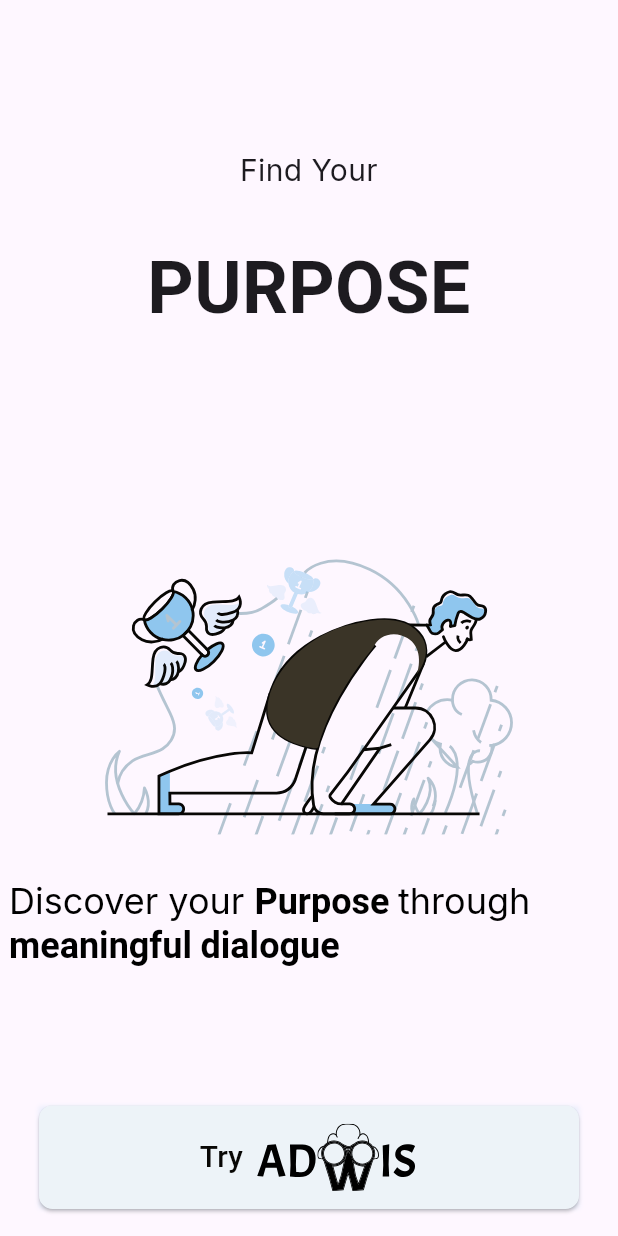
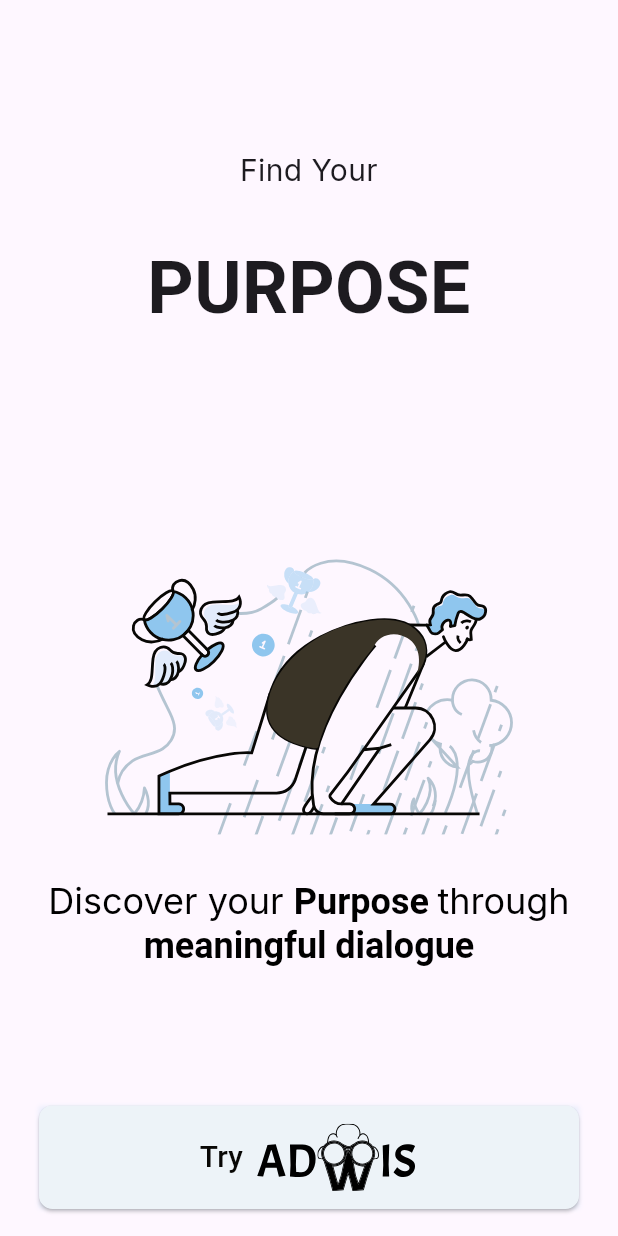
Before and after one commit to wannepain/adwis_frontend, a Flutter app: the screen it shows after launch, on a phone screen of 412 x 824 dp. Run offline on Flutter 3.47's test engine with Material 3 defaults, Android fonts, the phone set to English and light mode, and no system bars; our stand-ins replace flutter_svg, google_fonts; Roboto replaces fonts that are missing (Acme).

Commit message:
Implement dynamic content for onboarding template page based on type

```diff
--- a/lib/pages/onboarding/sub_pages/template_page.dart
+++ b/lib/pages/onboarding/sub_pages/template_page.dart
@@ -10,6 +10,88 @@ class TemplatePage extends StatelessWidget {
 
   @override
   Widget build(BuildContext context) {
+    Widget? paragraph;
+    String title = '';
+    String header = '';
+    String illustration = '';
+    String buttonText = '';
+
+    switch (type.toLowerCase()) {
+      case 'purpose':
+        title = 'Purpose';
+        header = 'Find Your';
+        illustration = 'assets/illustrations/purpose_illustration.svg';
+        buttonText = 'Try';
+        paragraph = RichText(
+          textAlign: TextAlign.center,
+          text: TextSpan(
+            style: TextStyle(
+              fontSize: 24,
+              color: Colors.black,
+              fontFamily: GoogleFonts.inter().fontFamily,
+            ),
+            children: <TextSpan>[
+              TextSpan(text: 'Discover your '),
+              TextSpan(
+                  text: 'Purpose ',
+                  style: const TextStyle(fontWeight: FontWeight.bold)),
+              TextSpan(text: 'through '),
+              TextSpan(
+                  text: 'meaningful dialogue',
+                  style: const TextStyle(fontWeight: FontWeight.bold)),
+            ],
+          ),
+        );
+        break;
+      case 'clarity':
+        title = 'Clarity';
+        header = 'Decide with';
+        illustration = 'assets/illustrations/clarity_illustration.svg';
+        buttonText = 'Ask';
+        paragraph = RichText(
+          textAlign: TextAlign.center,
+          text: TextSpan(
+            style: TextStyle(
+              fontSize: 24,
+              color: Colors.black,
+              fontFamily: GoogleFonts.inter().fontFamily,
+            ),
+            children: <TextSpan>[
+              TextSpan(text: 'Unsure about your '),
+              TextSpan(
+                  text: 'Future ',
+                  style: const TextStyle(fontWeight: FontWeight.bold)),
+              TextSpan(text: '?'),
+            ],
+          ),
+        );
+        break;
+      case 'confidence':
+        title = 'Confident';
+        header = 'Be';
+        illustration = 'assets/illustrations/confident_illustration.svg';
+        buttonText = 'Try';
+        paragraph = RichText(
+          textAlign: TextAlign.center,
+          text: TextSpan(
+            style: TextStyle(
+              fontSize: 24,
+              color: Colors.black,
+              fontFamily: GoogleFonts.inter().fontFamily,
+            ),
+            children: <TextSpan>[
+              TextSpan(text: 'Adwis gives you all the '),
+              TextSpan(
+                  text: 'information ',
+                  style: const TextStyle(fontWeight: FontWeight.bold)),
+              TextSpan(text: 'you need to decide. '),
+            ],
+          ),
+        );
+        break;
+      default:
+    }
+
     return Scaffold(
       body: Column(
         mainAxisSize: MainAxisSize.max,
@@ -21,7 +103,7 @@ class TemplatePage extends StatelessWidget {
               crossAxisAlignment: CrossAxisAlignment.stretch,
               children: [
                 Text(
-                  'Find Your',
+                  header,
                   textAlign: TextAlign.center,
                   style: TextStyle(
                     fontSize: 20,
@@ -30,7 +112,7 @@ class TemplatePage extends StatelessWidget {
                 ),
                 SizedBox(height: 30),
                 Text(
-                  'Purpose'.toUpperCase(),
+                  title.toUpperCase(),
                   textAlign: TextAlign.center,
                   style: TextStyle(
                       fontSize: 48,
@@ -39,50 +121,21 @@ class TemplatePage extends StatelessWidget {
                 ),
                 SizedBox(height: 30),
                 SvgPicture.asset(
-                  "assets/illustrations/purpose_illustration.svg",
+                  illustration,
                   width: 300,
                   height: 300,
                   fit: BoxFit.contain,
                 ),
                 SizedBox(height: 30),
-                // Text(
-                //   "Discover your purpose through meaningful dialogue",
-                //   textAlign: TextAlign.center,
-                //   style: TextStyle(
-                //     fontSize: 24,
-                //     fontFamily: GoogleFonts.inter().fontFamily,
-                //   ),
-                // )
-                RichText(
-                  text: TextSpan(
-                    // Note: Styles for TextSpans must be explicitly defined.
-                    // Child text spans will inherit styles from parent
-                    style: TextStyle(
-                      fontSize: 24,
-                      color: Colors.black,
-                      fontFamily: GoogleFonts.inter().fontFamily,
-                    ),
-
-                    children: <TextSpan>[
-                      TextSpan(text: 'Discover your '),
-                      TextSpan(
-                          text: 'Purpose ',
-                          style: const TextStyle(fontWeight: FontWeight.bold)),
-                      TextSpan(text: 'through '),
-                      TextSpan(
-                          text: 'meaningful dialogue',
-                          style: const TextStyle(fontWeight: FontWeight.bold)),
-                    ],
-                  ),
-                )
+                paragraph ?? Text('Failed to load paragraph'),
               ],
             ),
           ),
           ActionButton(
             onPressed: () {
-              // Navigator.pushNamed(context, '/onboarding/step1');
+              print('Try button pressed');
             },
-            text: 'Try',
+            text: buttonText,
           ),
         ],
       ),
```
